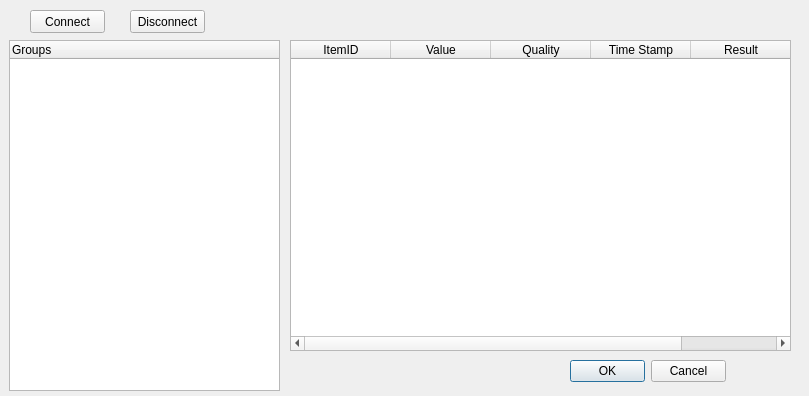
Before: the Qt Designer form SolarServer/SolarServer/opcserverdlg.ui in jjfsq1985/StudyLab, drawn with Qt 5.
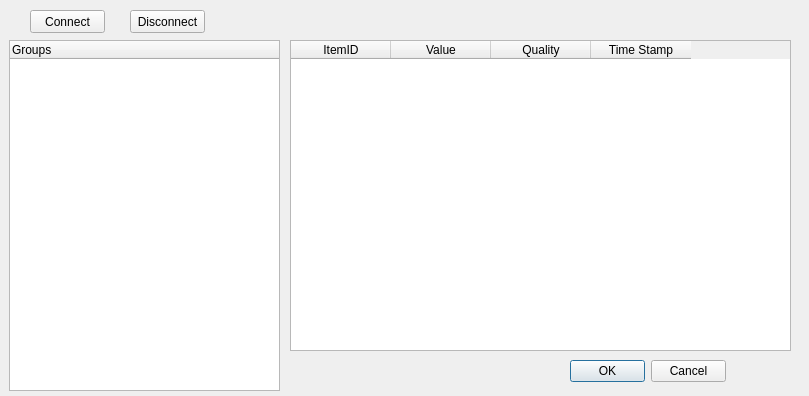
After: the same form once the commit is applied.

```diff
--- a/SolarServer/SolarServer/opcserverdlg.ui
+++ b/SolarServer/SolarServer/opcserverdlg.ui
@@ -57,11 +57,6 @@
      <string>Time Stamp</string>
     </property>
    </column>
-   <column>
-    <property name="text">
-     <string>Result</string>
-    </property>
-   </column>
   </widget>
   <widget class="QDialogButtonBox" name="buttonBox">
    <property name="geometry">
```
